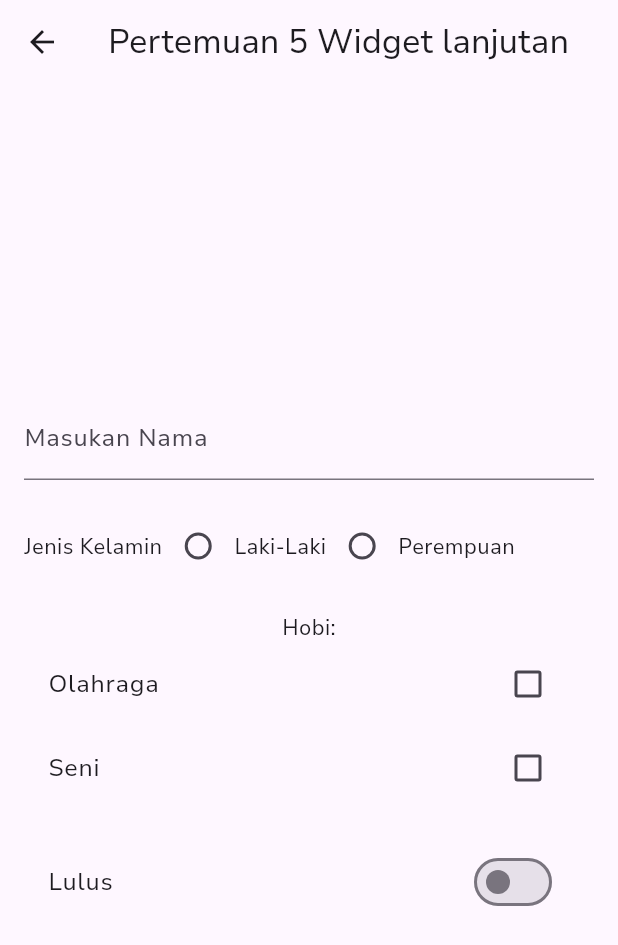
After one commit to aslabtif-unsur/aslabtif-mobile, a Flutter app: the Pertemuan5 screen opened directly, on a phone screen of 412 x 824 dp. The commit adds this screen. Shown: the top 945 px of the screen. Run offline on Flutter 3.47's test engine with Material 3 defaults, Android fonts, the phone set to English and light mode, and no system bars; our stand-ins replace lottie; network calls fail.

Commit message:
Merapikan Struktur Folder

```diff
--- a/lib/main.dart
+++ b/lib/main.dart
@@ -1,4 +1,4 @@
-import 'package:aslabtif_travel/splashscreen.dart';
+import 'package:aslabtif_travel/screens/splashscreen.dart';
 import 'package:flutter/material.dart';
 
 void main() {
--- /dev/null
+++ b/lib/materimodul/pertemuan5.dart
@@ -0,0 +1,102 @@
+import 'package:flutter/material.dart';
+
+class Pertemuan5 extends StatefulWidget {
+  const Pertemuan5({super.key});
+
+  @override
+  State<Pertemuan5> createState() => _Pertemuan5State();
+}
+
+class _Pertemuan5State extends State<Pertemuan5> {
+  bool switchValue = false;
+  String selectedRadio = '';
+  bool olahraga = false;
+  bool seni = false;
+  String nama = '';
+  TextEditingController textEditingController = TextEditingController();
+
+  @override
+  Widget build(BuildContext context) {
+    return Scaffold(
+      appBar: AppBar(
+        title: Text('Pertemuan 5 Widget lanjutan'),
+      ),
+      body: Padding(
+        padding: EdgeInsets.all(16.0),
+        child: Column(
+          mainAxisAlignment: MainAxisAlignment.center,
+          children: [
+            TextField(
+              controller: textEditingController,
+              decoration: InputDecoration(
+                labelText: 'Masukan Nama',
+              ),
+              onChanged: (String value) {
+                setState(() {
+                  nama = value;
+                });
+              },
+            ),
+            SizedBox(
+              height: 20,
+            ),
+            Row(
+              children: [
+                Text('Jenis Kelamin'),
+                Radio(
+                    value: 'Laki-Laki',
+                    groupValue: selectedRadio,
+                    onChanged: (value) {
+                      setState(() {
+                        selectedRadio = value.toString();
+                      });
+                    }),
+                Text('Laki-Laki'),
+                Radio(
+                    value: 'Perempuan',
+                    groupValue: selectedRadio,
+                    onChanged: (value) {
+                      setState(() {
+                        selectedRadio = value.toString();
+                      });
+                    }),
+                Text('Perempuan'),
+              ],
+            ),
+            SizedBox(
+              height: 20,
+            ),
+            Text('Hobi:'),
+            CheckboxListTile(
+                title: Text('Olahraga'),
+                value: olahraga,
+                onChanged: (value) {
+                  setState(() {
+                    olahraga = value!;
+                  });
+                }),
+            CheckboxListTile(
+                title: Text('Seni'),
+                value: seni,
+                onChanged: (value) {
+                  setState(() {
+                    seni = value!;
+                  });
+                }),
+            SizedBox(
+              height: 20,
+            ),
+            SwitchListTile(
+                title: Text('Lulus'),
+                value: switchValue,
+                onChanged: (value) {
+                  setState(() {
+                    switchValue = value;
+                  });
+                })
+          ],
+        ),
+      ),
+    );
+  }
+}
--- a/lib/detaildestinasi.dart
+++ b/lib/screens/detaildestinasi.dart
@@ -1,4 +1,4 @@
-import 'package:aslabtif_travel/const.dart';
+import 'package:aslabtif_travel/utils/const.dart';
 import 'package:aslabtif_travel/models/destination_model.dart';
 import 'package:flutter/material.dart';
 
--- a/lib/homescreen.dart
+++ b/lib/screens/homescreen.dart
@@ -1,5 +1,5 @@
-import 'package:aslabtif_travel/const.dart';
-import 'package:aslabtif_travel/detaildestinasi.dart';
+import 'package:aslabtif_travel/utils/const.dart';
+import 'package:aslabtif_travel/screens/detaildestinasi.dart';
 import 'package:aslabtif_travel/models/destination_model.dart';
 import 'package:aslabtif_travel/widgets/popular_destination.dart';
 import 'package:aslabtif_travel/widgets/rekomendasi_destination.dart';
--- a/lib/landingpage.dart
+++ b/lib/screens/landingpage.dart
@@ -1,5 +1,5 @@
-import 'package:aslabtif_travel/const.dart';
-import 'package:aslabtif_travel/homescreen.dart';
+import 'package:aslabtif_travel/utils/const.dart';
+import 'package:aslabtif_travel/screens/homescreen.dart';
 import 'package:aslabtif_travel/models/landing_model.dart';
 import 'package:flutter/material.dart';
 
--- a/lib/splashscreen.dart
+++ b/lib/screens/splashscreen.dart
@@ -1,4 +1,4 @@
-import 'package:aslabtif_travel/landingpage.dart';
+import 'package:aslabtif_travel/screens/landingpage.dart';
 import 'package:flutter/material.dart';
 import 'package:lottie/lottie.dart';
 
--- a/lib/widgets/rekomendasi_destination.dart
+++ b/lib/widgets/rekomendasi_destination.dart
@@ -1,4 +1,4 @@
-import 'package:aslabtif_travel/const.dart';
+import 'package:aslabtif_travel/utils/const.dart';
 import 'package:aslabtif_travel/models/destination_model.dart';
 import 'package:flutter/material.dart';
 
```
Also changed, not shown: lib/materimodul/pertemuan4.dart (added, +64 -0 lines), lib/materimodul/pertemuan6.dart (added, +117 -0 lines), lib/utils/const.dart (renamed from lib/const.dart).
